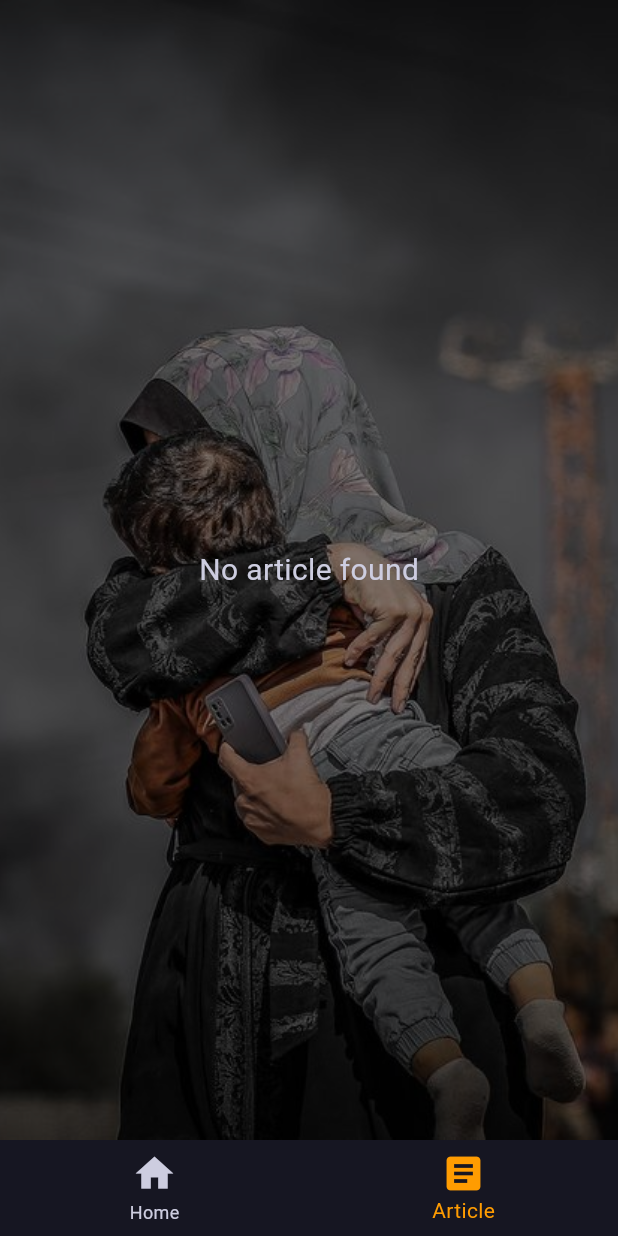
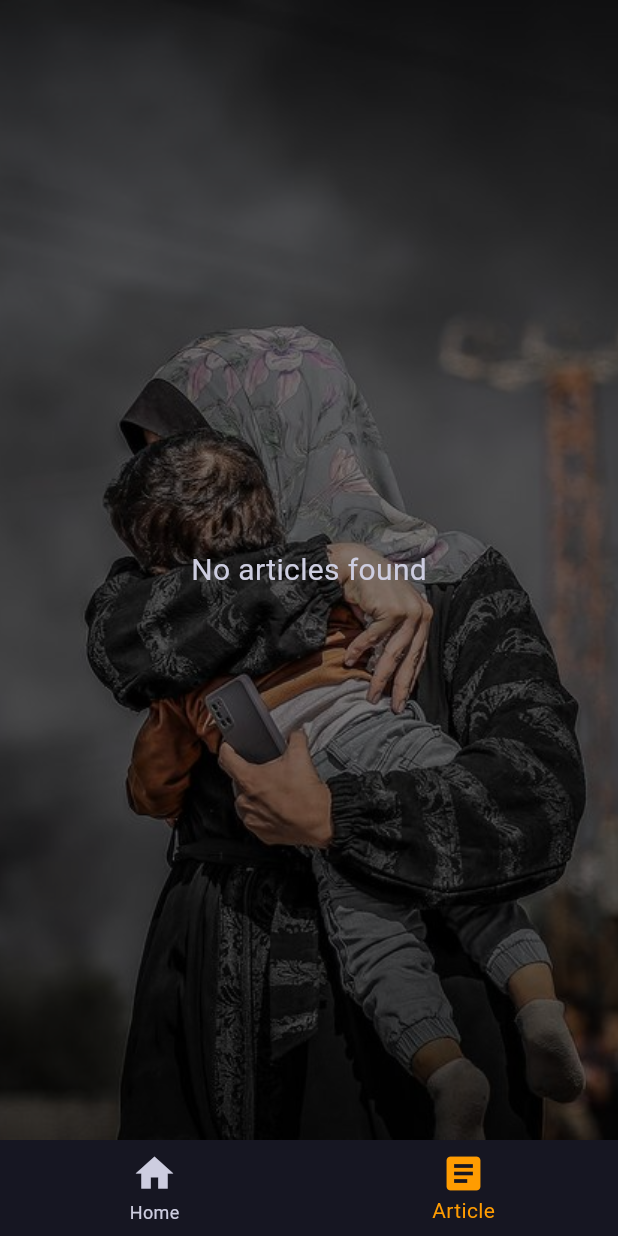
Before and after one commit to kakanics/viewToDonate, a Flutter app: the screen it shows after launch, item 2 of the bottom bar chosen, on a phone screen of 412 x 824 dp. Run offline on Flutter 3.47's test engine with Material 3 defaults, Android fonts, the phone set to English and light mode, and no system bars; our stand-ins replace cloud_firestore, firebase_core, flutter_local_notifications, google_mobile_ads, shared_preferences; missing offline and left inert: gma_mediation_unity; accounts and stored records are empty; network calls fail; Roboto replaces fonts that are missing (Poppins-Light, Poppins-Regular).

Commit message:
Updated Screen 2

```diff
--- a/lib/screen2.dart
+++ b/lib/screen2.dart
@@ -5,8 +5,7 @@ import 'theme.dart'; // Import the theme file
 class Screen2 extends StatelessWidget {
   final double _fontSize = 20.0; // Article text font size
   final Color _fontColor = AppColors.gray100; // Text color
-  final double marginTop =
-      50.0; // Variable to control top margin for the heading
+  final double marginTop = 50.0; // Variable to control top margin for the heading
 
   @override
   Widget build(BuildContext context) {
@@ -26,21 +25,16 @@ class Screen2 extends StatelessWidget {
               ),
             ),
           ),
-          FutureBuilder<DocumentSnapshot>(
-            future: FirebaseFirestore.instance
-                .collection('articles')
-                .doc('articleId') // Replace with your actual document ID
-                .get(),
+          FutureBuilder<QuerySnapshot>(
+            future: FirebaseFirestore.instance.collection('articles').get(),
             builder: (context, snapshot) {
               if (snapshot.connectionState == ConnectionState.waiting) {
                 return Center(child: CircularProgressIndicator());
               }
-              if (!snapshot.hasData ||
-                  snapshot.data == null ||
-                  !snapshot.data!.exists) {
+              if (!snapshot.hasData || snapshot.data!.docs.isEmpty) {
                 return Center(
                   child: Text(
-                    'No article found',
+                    'No articles found',
                     style: TextStyle(
                       fontFamily: AppFonts.pregular,
                       color: _fontColor,
@@ -50,28 +44,31 @@ class Screen2 extends StatelessWidget {
                 );
               }
 
-              String heading = snapshot.data!['heading'] ?? 'No Heading';
-              String content = snapshot.data!['text'] ?? 'No Content';
-
+              // If data exists, iterate through the articles and display them in a list
               return Padding(
                 padding: const EdgeInsets.all(16.0),
-                child: Column(
+                child: ListView.separated(
+                  separatorBuilder: (context, index) => SizedBox(height: 30), // Similar to <br> for spacing
+                  itemCount: snapshot.data!.docs.length,
+                  itemBuilder: (context, index) {
+                    var article = snapshot.data!.docs[index];
+                    String heading = article['heading'] ?? 'No Heading';
+                    String content = article['text'] ?? 'No Content';
+
+                    return Column(
                       crossAxisAlignment: CrossAxisAlignment.start,
                       children: [
-                    SizedBox(height: marginTop), // Apply top margin
                         Text(
                           heading,
                           style: TextStyle(
                             fontFamily: AppFonts.pextrabold,
-                        color: AppColors.white,
+                            color: AppColors.secondary,
                             fontSize: 28,
                           ),
                           textAlign: TextAlign.center,
                         ),
                         SizedBox(height: 20),
-                    Expanded(
-                      child: SingleChildScrollView(
-                        child: Text(
+                        Text(
                           content,
                           style: TextStyle(
                             fontFamily: AppFonts.pregular,
@@ -80,9 +77,9 @@ class Screen2 extends StatelessWidget {
                           ),
                           textAlign: TextAlign.left,
                         ),
-                      ),
-                    ),
                       ],
+                    );
+                  },
                 ),
               );
             },
```
Lines whose indentation alone changed are shown as unchanged.
